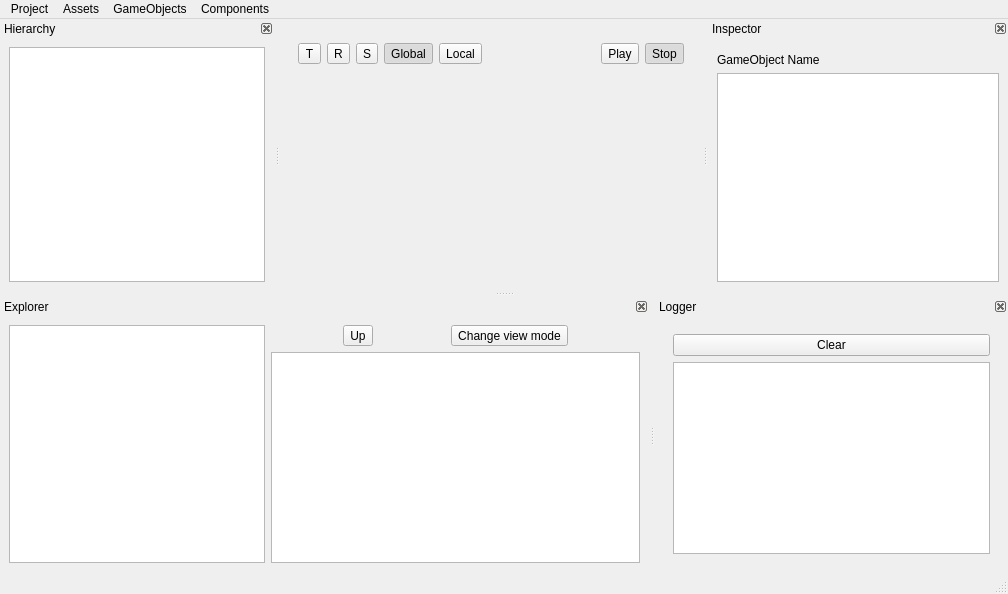
The window that Assets/Engine/WindowMain.ui (Bang3DEngine/OldBang) describes before a commit, drawn with Qt 5.
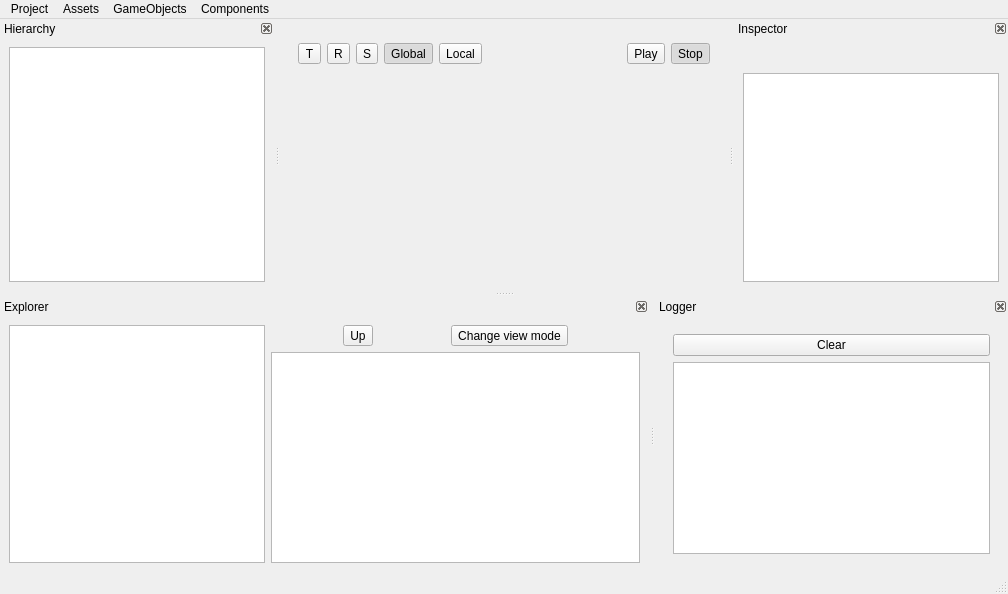
The same window after the commit. Custom widgets are drawn as their Qt base class.

Diff of the .ui file:
```diff
--- a/Assets/Engine/WindowMain.ui
+++ b/Assets/Engine/WindowMain.ui
@@ -349,12 +349,6 @@
      <verstretch>0</verstretch>
     </sizepolicy>
    </property>
-   <property name="minimumSize">
-    <size>
-     <width>300</width>
-     <height>178</height>
-    </size>
-   </property>
    <property name="floating">
     <bool>false</bool>
    </property>
@@ -388,8 +382,14 @@
       <layout class="QVBoxLayout" name="verticalLayout_2" stretch="0,1">
        <item>
         <widget class="QLabel" name="labelInspectorGameObjectName">
+         <property name="sizePolicy">
+          <sizepolicy hsizetype="Expanding" vsizetype="Expanding">
+           <horstretch>0</horstretch>
+           <verstretch>0</verstretch>
+          </sizepolicy>
+         </property>
          <property name="text">
-          <string>GameObject Name</string>
+          <string/>
          </property>
         </widget>
        </item>
```
